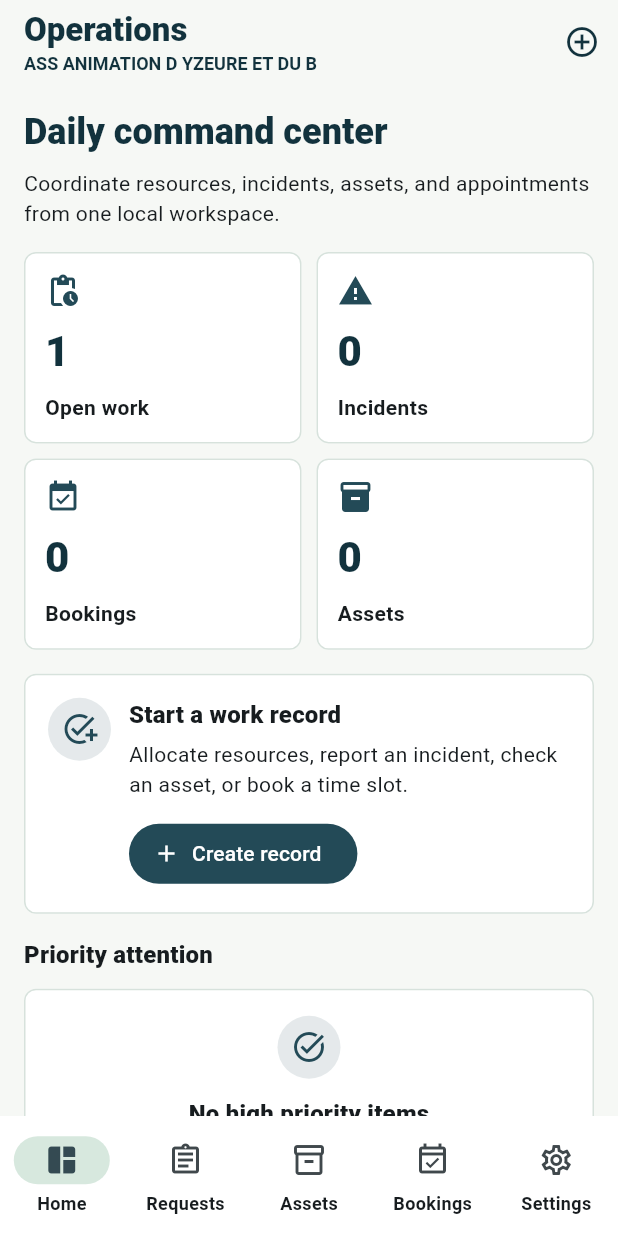
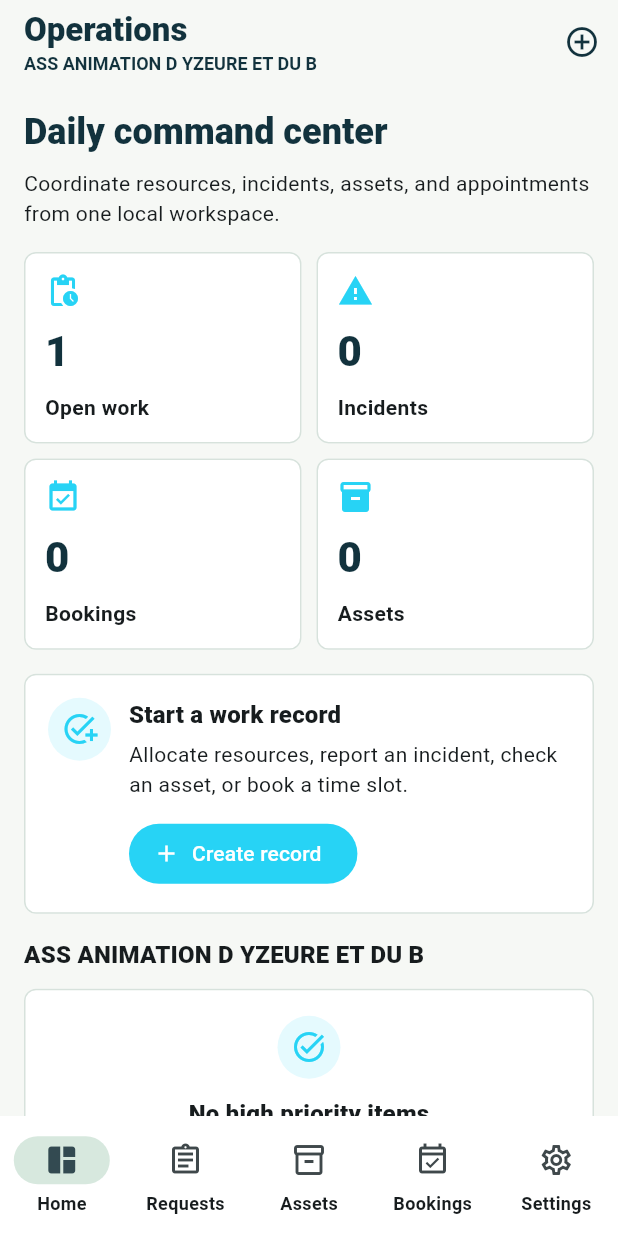
Before and after one commit to EOOrga/68d9d11a1299230338ee90ab, a Flutter app: the screen it shows after launch, on a phone screen of 412 x 824 dp. Run offline on Flutter 3.47's test engine with Material 3 defaults, Android fonts, the phone set to English and light mode, and no system bars; our stand-ins replace shared_preferences.

Commit message:
Create Flutter variant com.foden.assopsyzeure

```diff
--- a/lib/main.dart
+++ b/lib/main.dart
@@ -17,8 +17,8 @@
 
   @override
   Widget build(BuildContext context) {
-    const primary = Color(0xFF234A57);
-    const secondary = Color(0xFFB86A3E);
+    const primary = Color(0xFF27D3F5);
+    const secondary = Color(0xFF27F5B0);
     const surface = Color(0xFFF6F8F5);
 
     final scheme =
@@ -327,7 +327,7 @@
         ActionPanel(onCreate: onCreate),
         const SizedBox(height: 16),
         SectionHeader(
-          title: 'Priority attention',
+          title: 'ASS ANIMATION D YZEURE ET DU B',
           actionLabel: urgent.isEmpty ? null : '${urgent.length} active',
         ),
         if (urgent.isEmpty)
--- a/pubspec.yaml
+++ b/pubspec.yaml
@@ -1,4 +1,4 @@
-name: ass_ops_yzeure
+name: assopsyzeure
 description: "Local operations workspace for ASS ANIMATION D YZEURE ET DU B."
 publish_to: 'none'
 version: 1.0.0+1
@@ -23,8 +23,8 @@
   ios: false
   image_path: "docs/icon.png"
   min_sdk_android: 23
-  adaptive_icon_background: "#f6f8f5"
-  adaptive_icon_foreground: "docs/icon.png"
+  adaptive_icon_background: "#276CF5"
+  adaptive_icon_foreground: docs/icon.png
 
 flutter:
   uses-material-design: true
```
Also changed, not shown: docs/icon.png, 12 other files.
